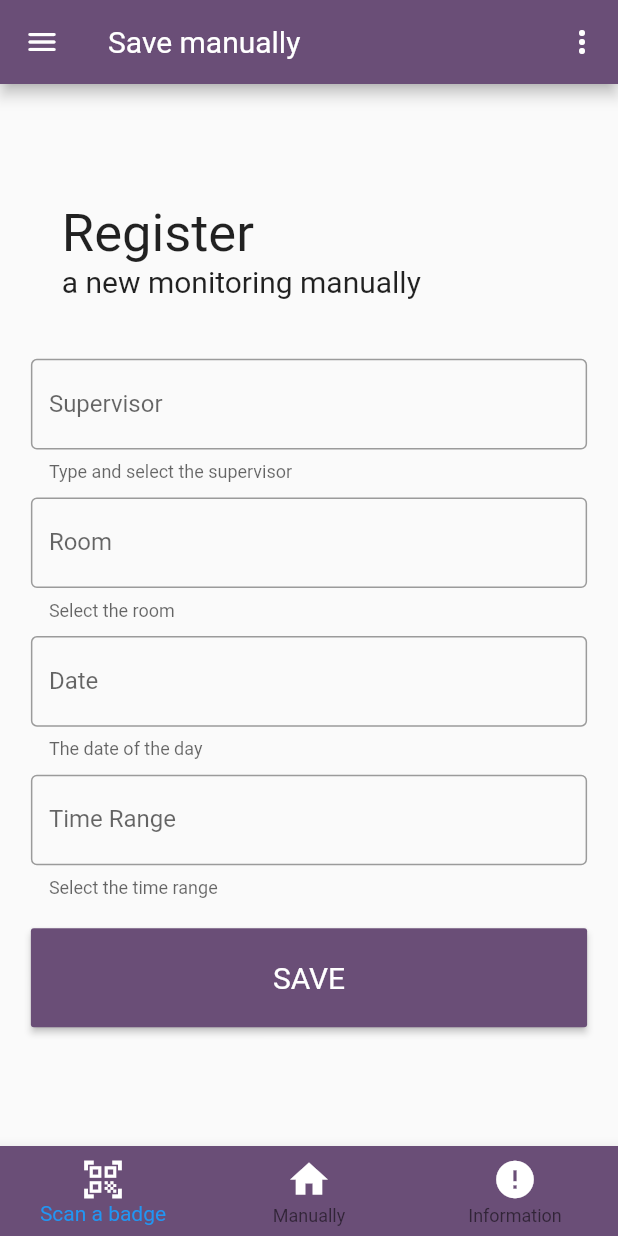
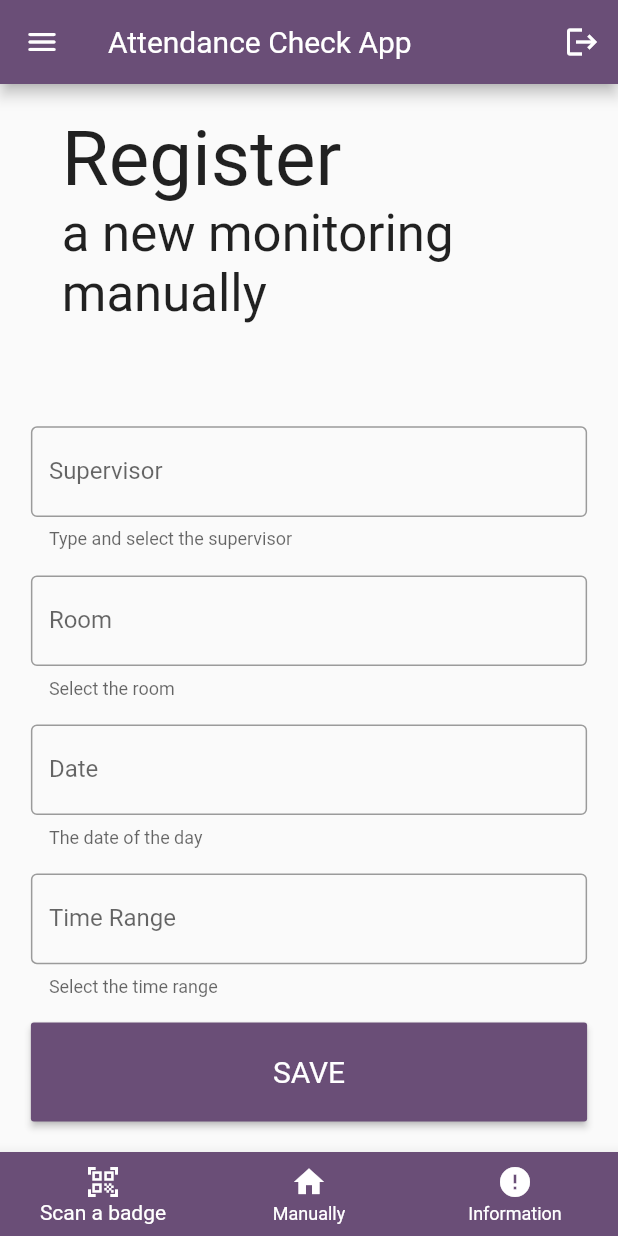
Before and after one commit to DSCUY1/Attendance-check-app-flutter, a Flutter app: the Home screen opened directly, after a tap on the "add" icon, on a phone screen of 412 x 824 dp. Run offline on Flutter 3.47's test engine with Material 2 defaults, Android fonts, the phone set to English and light mode, and no system bars; Roboto replaces fonts that are missing (Roboto-Regular, Roboto-Rugular, Roboto-Thin).

Commit message:
manually page responsif OK

```diff
--- a/lib/pages/home.dart
+++ b/lib/pages/home.dart
@@ -14,9 +14,9 @@ class _HomeState extends State<Home> {
     // to hide only bottom bar:
     //SystemChrome.setEnabledSystemUIOverlays ([SystemUiOverlay.top]);
     // to hide only status bar:
-    //SystemChrome.setEnabledSystemUIOverlays ([SystemUiOverlay.bottom]);
+    SystemChrome.setEnabledSystemUIOverlays([SystemUiOverlay.bottom]);
     // to hide both:
-    SystemChrome.setEnabledSystemUIOverlays([]);
+    // SystemChrome.setEnabledSystemUIOverlays([]);
     double height = MediaQuery.of(context).size.height;
     double width = MediaQuery.of(context).size.width;
     return Scaffold(
--- a/lib/pages/manually.dart
+++ b/lib/pages/manually.dart
@@ -36,19 +36,22 @@ class _ManuallyState extends State<Manually> {
     // to hide only bottom bar:
     //SystemChrome.setEnabledSystemUIOverlays ([SystemUiOverlay.top]);
     // to hide only status bar:
-    //SystemChrome.setEnabledSystemUIOverlays ([SystemUiOverlay.bottom]);
+    SystemChrome.setEnabledSystemUIOverlays([SystemUiOverlay.bottom]);
     // to hide both:
-    SystemChrome.setEnabledSystemUIOverlays([]);
+    // SystemChrome.setEnabledSystemUIOverlays([]);
     double height = MediaQuery.of(context).size.height;
     double width = MediaQuery.of(context).size.width;
     return Scaffold(
       appBar: AppBar(
         backgroundColor: Color(0xff6A4E77),
         leading: IconButton(
-          icon: Icon(Icons.menu_rounded, color: Colors.white),
+          icon: Icon(
+            Icons.menu_rounded,
+            color: Colors.white,
+          ),
         ),
         title: Text(
-          "Save manually",
+          "Attendance Check App",
           style: TextStyle(
             fontFamily: "Roboto-Rugular",
           ),
@@ -56,24 +59,38 @@ class _ManuallyState extends State<Manually> {
         actions: <Widget>[
           IconButton(
             color: Colors.white,
-            icon: Icon(Icons.more_vert, color: Colors.white),
+            icon: Icon(
+              Icons.logout,
+              color: Colors.white,
+            ),
           )
         ],
       ),
       bottomNavigationBar: BottomNavigationBar(
         backgroundColor: Color(0xff6A4E77),
-        iconSize: 30,
+        selectedItemColor: Colors.white,
+        unselectedItemColor: Colors.white,
+        // iconSize: 30,
         items: <BottomNavigationBarItem>[
           BottomNavigationBarItem(
-            icon: Icon(Icons.qr_code_scanner_outlined, color: Colors.white),
+            icon: Icon(
+              Icons.qr_code_scanner_outlined,
+              color: Colors.white,
+            ),
             label: 'Scan a badge',
           ),
           BottomNavigationBarItem(
-            icon: Icon(Icons.home, color: Colors.white),
+            icon: Icon(
+              Icons.home,
+              color: Colors.white,
+            ),
             label: 'Manually',
           ),
           BottomNavigationBarItem(
-            icon: Icon(Icons.error, color: Colors.white),
+            icon: Icon(
+              Icons.error,
+              color: Colors.white,
+            ),
             label: 'Information',
           ),
         ],
@@ -90,7 +107,7 @@ class _ManuallyState extends State<Manually> {
                 "Register",
                 style: TextStyle(
                   fontFamily: "Roboto-Regular",
-                  fontSize: 35,
+                  fontSize: height * width * 0.00015,
                 ),
               ),
             ),
@@ -103,14 +120,16 @@ class _ManuallyState extends State<Manually> {
                 "a new monitoring manually",
                 style: TextStyle(
                   fontFamily: "Roboto-Thin",
-                  fontSize: 20,
+                  fontSize: height * width * 0.0001,
                 ),
               ),
             ),
             Container(
               width: width * 0.9,
               height: height * 0.1,
-              margin: EdgeInsets.only(top: 40),
+              margin: EdgeInsets.only(
+                top: height * width * 0.0002,
+              ),
               child: TextField(
                 controller: _supervisor,
                 decoration: InputDecoration(
@@ -124,7 +143,9 @@ class _ManuallyState extends State<Manually> {
             Container(
               width: width * 0.9,
               height: height * 0.1,
-              margin: EdgeInsets.only(top: 10),
+              margin: EdgeInsets.only(
+                top: height * width * 0.00005,
+              ),
               child: TextField(
                 controller: _room,
                 decoration: InputDecoration(
@@ -138,7 +159,9 @@ class _ManuallyState extends State<Manually> {
             Container(
               width: width * 0.9,
               height: height * 0.1,
-              margin: EdgeInsets.only(top: 10),
+              margin: EdgeInsets.only(
+                top: height * width * 0.00005,
+              ),
               child: TextField(
                 controller: _date,
                 decoration: InputDecoration(
@@ -152,7 +175,9 @@ class _ManuallyState extends State<Manually> {
             Container(
               width: width * 0.9,
               height: height * 0.1,
-              margin: EdgeInsets.only(top: 10),
+              margin: EdgeInsets.only(
+                top: height * width * 0.00005,
+              ),
               child: TextField(
                 controller: _timeRange,
                 decoration: InputDecoration(
@@ -164,7 +189,9 @@ class _ManuallyState extends State<Manually> {
               ),
             ),
             Container(
-              margin: EdgeInsets.only(top: 20),
+              margin: EdgeInsets.only(
+                top: height * width * 0.00005,
+              ),
               width: width * 0.9,
               height: height * 0.08,
               child: RaisedButton(
```
